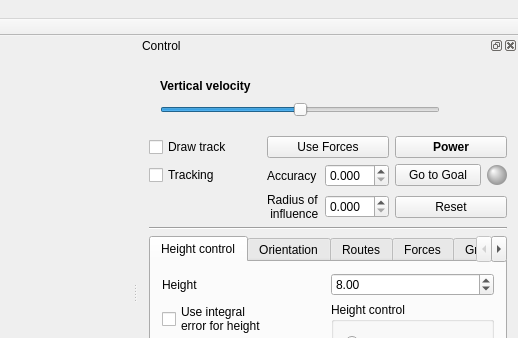
Old version of the form mainwindow.ui in the repository artthirt/modeling; both pictures show x 690 to 1208 and y 0 to 338 of the 1208 by 761 pixel window.
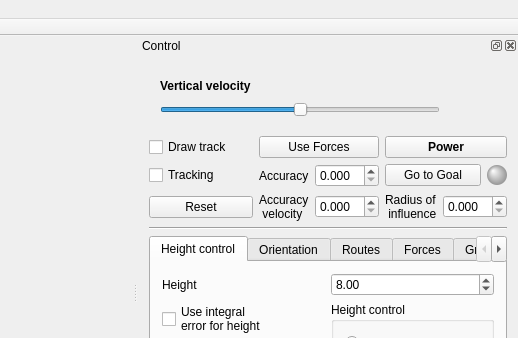
New version of the form. Icons and pictures are not drawn. Custom widgets are drawn as their Qt base class.

Commit message: add element to interface

The edit to the form file:
```diff
--- a/mainwindow.ui
+++ b/mainwindow.ui
@@ -140,13 +140,6 @@
            </property>
           </widget>
          </item>
-         <item row="4" column="4">
-          <widget class="QPushButton" name="pb_rese_angles">
-           <property name="text">
-            <string>Reset</string>
-           </property>
-          </widget>
-         </item>
          <item row="2" column="4">
           <layout class="QHBoxLayout" name="horizontalLayout_11">
            <item>
@@ -223,7 +216,29 @@
            </item>
           </layout>
          </item>
-         <item row="4" column="2">
+         <item row="3" column="2">
+          <layout class="QHBoxLayout" name="horizontalLayout_16">
+           <item>
+            <widget class="QLabel" name="label_16">
+             <property name="text">
+              <string>Accuracy 
+ velocity</string>
+             </property>
+            </widget>
+           </item>
+           <item>
+            <widget class="QDoubleSpinBox" name="dsb_accuracy_vel">
+             <property name="decimals">
+              <number>3</number>
+             </property>
+             <property name="singleStep">
+              <double>0.100000000000000</double>
+             </property>
+            </widget>
+           </item>
+          </layout>
+         </item>
+         <item row="3" column="4">
           <layout class="QHBoxLayout" name="horizontalLayout_15">
            <item>
             <widget class="QLabel" name="label_14">
@@ -242,6 +257,13 @@
            </item>
           </layout>
          </item>
+         <item row="3" column="1">
+          <widget class="QPushButton" name="pb_rese_angles">
+           <property name="text">
+            <string>Reset</string>
+           </property>
+          </widget>
+         </item>
         </layout>
        </item>
        <item row="7" column="0">
```
The commit also changes 4 other files.
